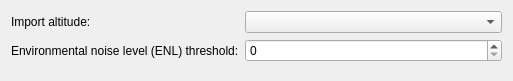
First picture: the form in src/Plugin/src/Import/IgcImport/src/IgcImportOptionWidget.ui, repository till213/SkyDolly, before the edit.
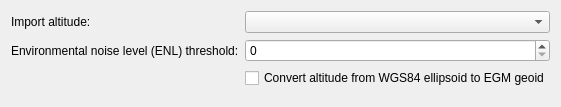
Second picture: the form after the edit.

Commit message:
Add altitude conversion option to IGC import
- No altitude conversion for KML import (altitudes are already "above
sea level")

```diff
--- a/src/Plugin/src/Import/IgcImport/src/IgcImportOptionWidget.ui
+++ b/src/Plugin/src/Import/IgcImport/src/IgcImportOptionWidget.ui
@@ -6,8 +6,8 @@
    <rect>
     <x>0</x>
     <y>0</y>
-    <width>513</width>
-    <height>81</height>
+    <width>551</width>
+    <height>107</height>
    </rect>
   </property>
   <layout class="QFormLayout" name="formLayout">
@@ -51,6 +51,16 @@
      </property>
     </widget>
    </item>
+   <item row="3" column="1">
+    <widget class="QCheckBox" name="convertAltitudeCheckbox">
+     <property name="toolTip">
+      <string>Converts imported altitude values by applying undulation values according to the earth gravity model (EGM).</string>
+     </property>
+     <property name="text">
+      <string>Convert altitude from WGS84 ellipsoid to EGM geoid</string>
+     </property>
+    </widget>
+   </item>
   </layout>
  </widget>
  <resources/>
```
Left out of the diff: 3 changed lines with no effect on the pictures. The commit also changes 8 other files.
